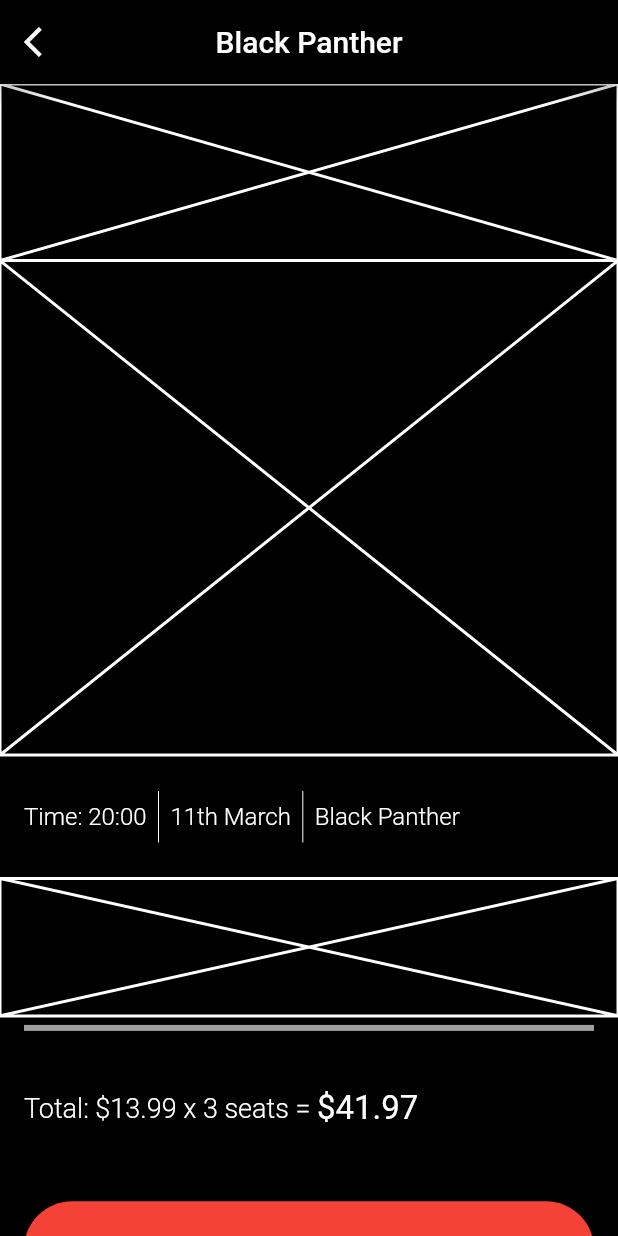
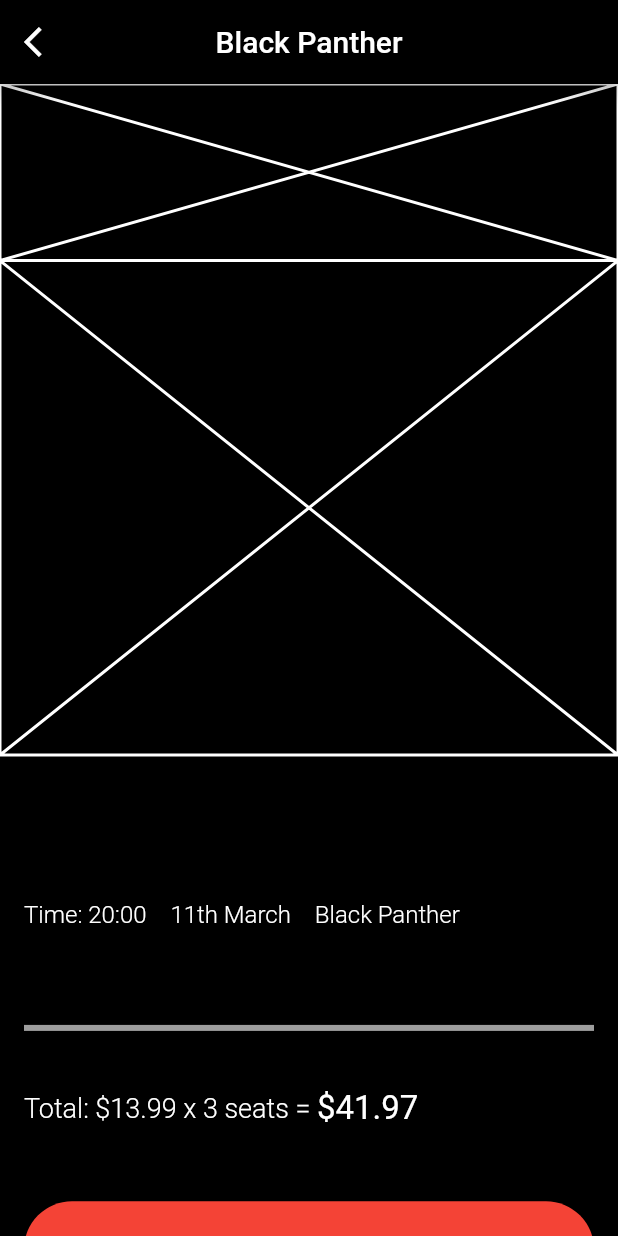
Before and after one commit to JAICHANGPARK/flutter_notebook_8th_story, a Flutter app: the screen it shows after launch, on a phone screen of 412 x 824 dp. Run offline on Flutter 3.47's test engine with Material 2 defaults, Android fonts, the phone set to English and light mode, and no system bars; our stand-ins replace badges, flutter_hooks, google_fonts, hooks_riverpod, state_notifier.

Commit message:
Update cinema_app.dart

```diff
--- a/lib/ep574_cinema_app/cinema_app.dart
+++ b/lib/ep574_cinema_app/cinema_app.dart
@@ -60,7 +60,14 @@ class _ReservePageState extends State<ReservePage> {
             Container(
               height: MediaQuery.of(context).size.height / 10,
               padding: EdgeInsets.only(left: 16),
-              child: Row(
+              child: Row()
+            ),
+            Container(
+              height: MediaQuery.of(context).size.height / 9,
+                padding: EdgeInsets.only(left: 16),
+              child: Column(
+                children: [
+                  Row(
                     children: [
                       Text("Time: 20:00",style: TextStyle(color: Colors.white, fontSize: 16, fontWeight: FontWeight.w300),),
                       Padding(
@@ -80,12 +87,8 @@ class _ReservePageState extends State<ReservePage> {
 
                     ],
                   ),
-            ),
-            Container(
-              height: MediaQuery.of(context).size.height / 9,
-              child: Placeholder(
-                color: Colors.white,
-              ),
+                ],
+              )
             ),
             Padding(
               padding: const EdgeInsets.symmetric(horizontal: 16),
```
Lines whose indentation alone changed are shown as unchanged.
